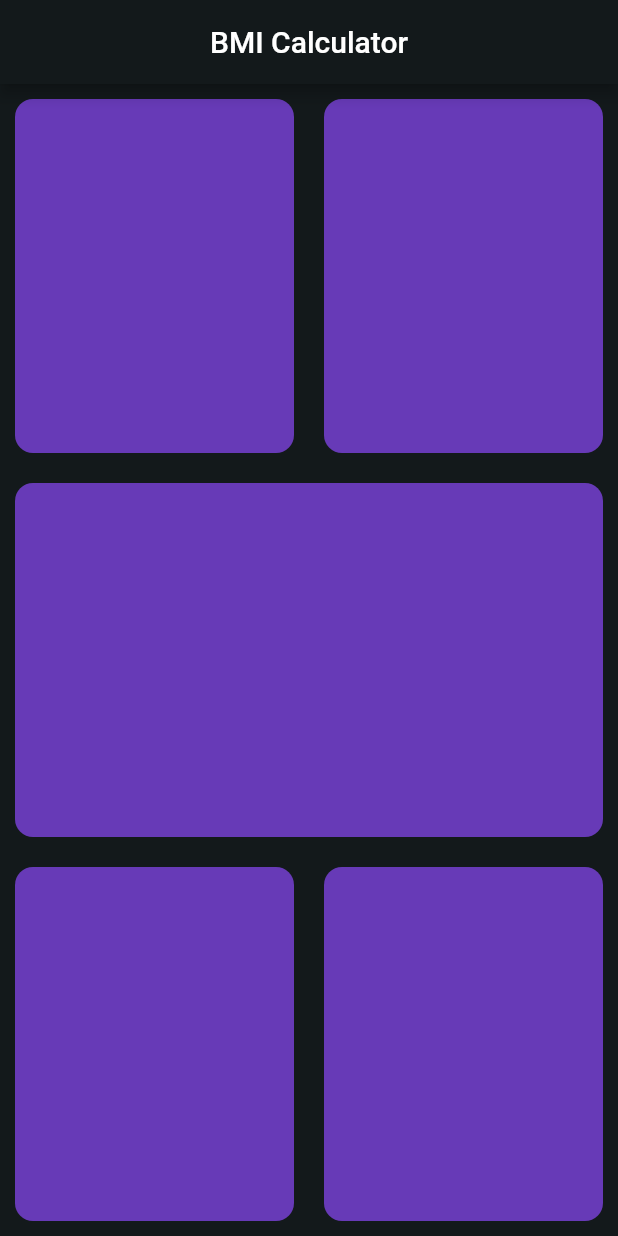
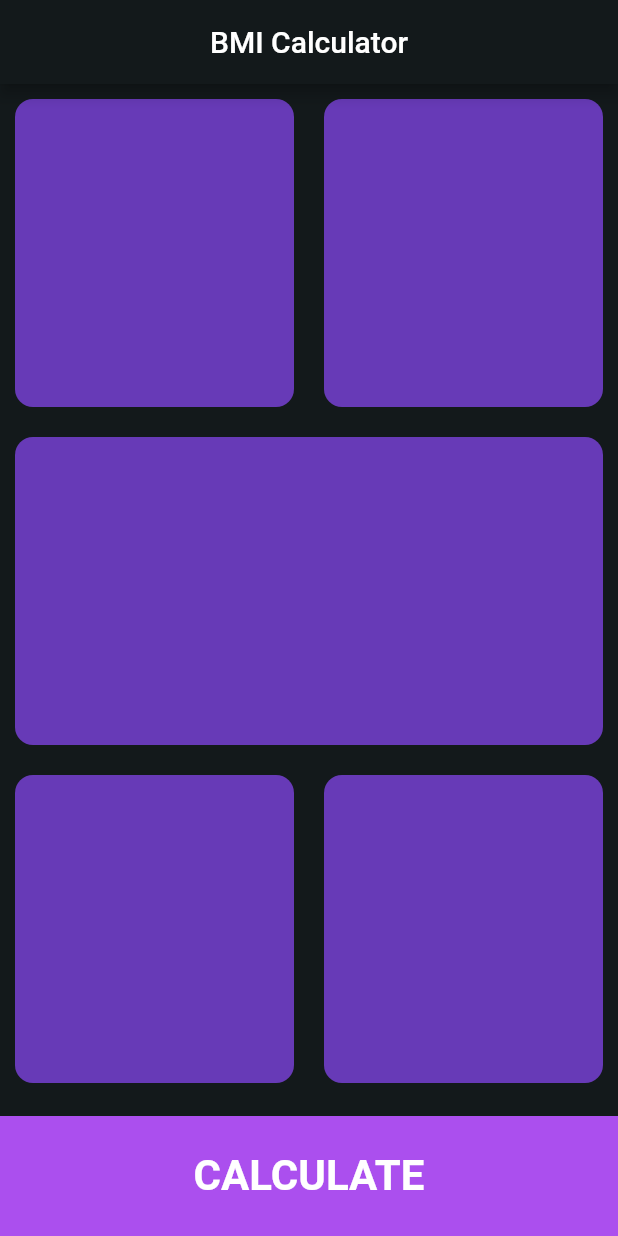
Before and after one commit to eeBarrionuevo/flutter_codigo5_bmi, a Flutter app: the screen it shows after launch, on a phone screen of 412 x 824 dp. Run offline on Flutter 3.47's test engine with Material 2 defaults, Android fonts, the phone set to English and light mode, and no system bars.

Commit message:
Button Calculate

```diff
--- a/lib/pages/input_page.dart
+++ b/lib/pages/input_page.dart
@@ -1,4 +1,3 @@
-
 import 'package:flutter/material.dart';
 import 'package:flutter_codigo5_bmi/widgets.dart';
 
@@ -51,6 +50,21 @@ class InputPage extends StatelessWidget {
               ],
             ),
           ),
+          //Botón
+          Container(
+            height: 80.0,
+            width: double.infinity,
+            margin: const EdgeInsets.only(top: 12.0),
+            color: const Color(0xffAB4FEE),
+            alignment: Alignment.center,
+            child: const Text(
+              "CALCULATE",
+              style: TextStyle(
+                fontSize: 28.0,
+                fontWeight: FontWeight.bold,
+              ),
+            ),
+          ),
         ],
       ),
     );
```
